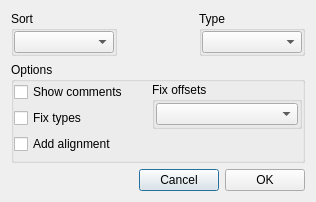
Qt form gui_source/dialogexport.ui (horsicq/PDBRipper) before a commit.
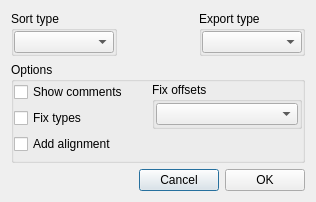
The same form after that commit.

```diff
--- a/gui_source/dialogexport.ui
+++ b/gui_source/dialogexport.ui
@@ -25,7 +25,7 @@
      <item>
       <widget class="QGroupBox" name="groupBoxSort">
        <property name="title">
-        <string>Sort</string>
+        <string>Sort type</string>
        </property>
        <layout class="QVBoxLayout" name="verticalLayout_5">
         <property name="leftMargin">
@@ -69,7 +69,7 @@
      <item>
       <widget class="QGroupBox" name="groupBoxType">
        <property name="title">
-        <string>Type</string>
+        <string>Export type</string>
        </property>
        <layout class="QVBoxLayout" name="verticalLayout_3">
         <property name="leftMargin">
```
Left out of the diff: 8 changed lines with no effect on the pictures.
